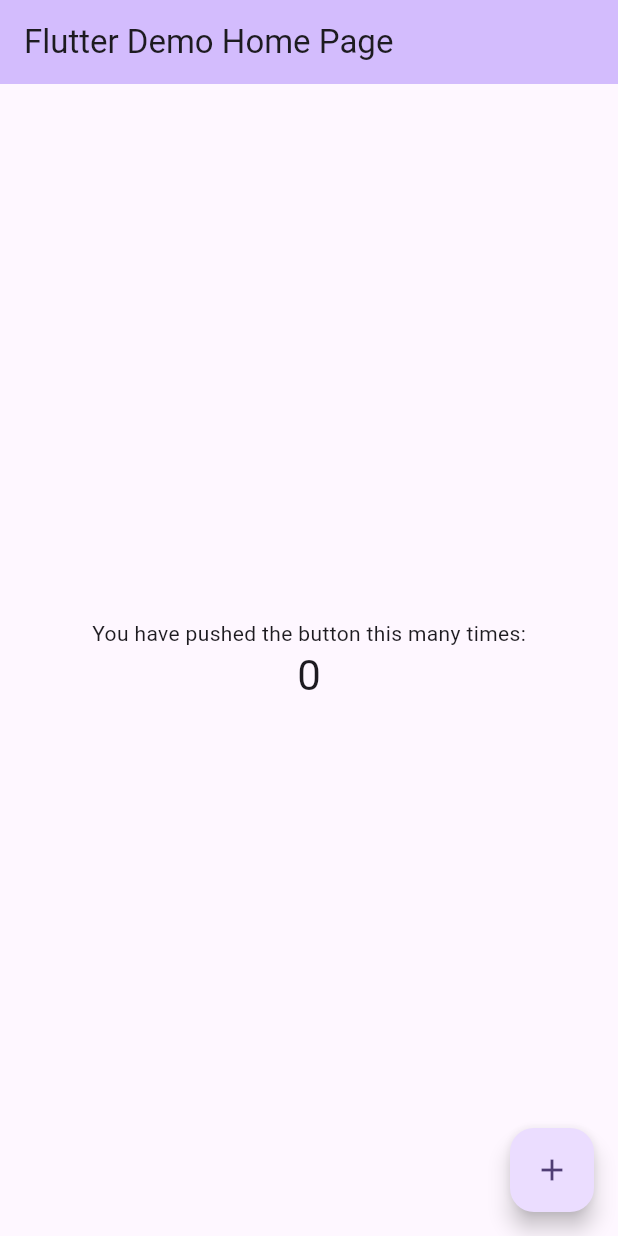
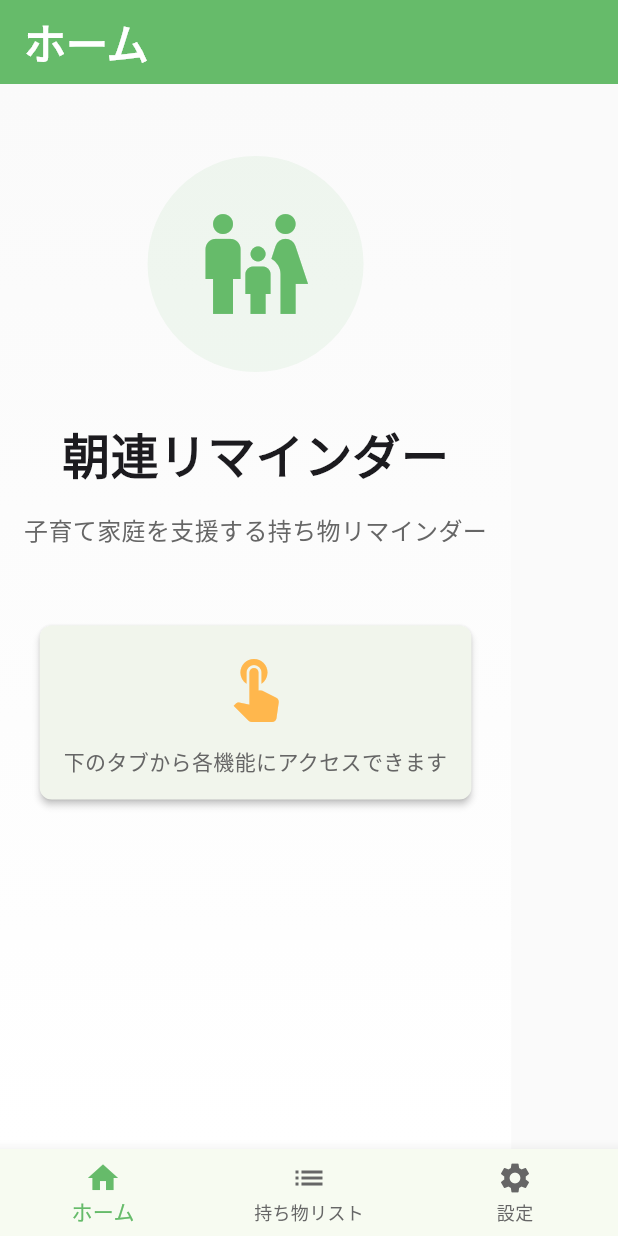
Before and after one commit to sekinet813/asaren-reminder, a Flutter app: the screen it shows after launch, on a phone screen of 412 x 824 dp. Run offline on Flutter 3.47's test engine with Material 3 defaults, Android fonts, the phone set to English and light mode, and no system bars.

Commit message:
Add pages and docs.

```diff
--- a/lib/main.dart
+++ b/lib/main.dart
@@ -1,4 +1,6 @@
 import 'package:flutter/material.dart';
+import 'screens/home_screen.dart';
+import 'utils/constants.dart';
 
 void main() {
   runApp(const MyApp());
@@ -7,116 +9,46 @@ void main() {
 class MyApp extends StatelessWidget {
   const MyApp({super.key});
 
-  // This widget is the root of your application.
   @override
   Widget build(BuildContext context) {
     return MaterialApp(
-      title: 'Flutter Demo',
+      title: AppConstants.kAppName,
       theme: ThemeData(
-        // This is the theme of your application.
-        //
-        // TRY THIS: Try running your application with "flutter run". You'll see
-        // the application has a purple toolbar. Then, without quitting the app,
-        // try changing the seedColor in the colorScheme below to Colors.green
-        // and then invoke "hot reload" (save your changes or press the "hot
-        // reload" button in a Flutter-supported IDE, or press "r" if you used
-        // the command line to start the app).
-        //
-        // Notice that the counter didn't reset back to zero; the application
-        // state is not lost during the reload. To reset the state, use hot
-        // restart instead.
-        //
-        // This works for code too, not just values: Most code changes can be
-        // tested with just a hot reload.
-        colorScheme: ColorScheme.fromSeed(seedColor: Colors.deepPurple),
+        useMaterial3: true,
+        colorScheme: ColorScheme.fromSeed(
+          seedColor: AppColors.kPrimary,
+          brightness: Brightness.light,
+        ),
+        // カスタムテーマ設定
+        primaryColor: AppColors.kPrimary,
+        scaffoldBackgroundColor: AppColors.kBackground,
+        appBarTheme: const AppBarTheme(
+          backgroundColor: AppColors.kPrimary,
+          foregroundColor: Colors.white,
+          elevation: 0,
+        ),
+        bottomNavigationBarTheme: const BottomNavigationBarThemeData(
+          selectedItemColor: AppColors.kPrimary,
+          unselectedItemColor: AppColors.kTextSecondary,
+          type: BottomNavigationBarType.fixed,
+        ),
+        cardTheme: CardThemeData(
+          elevation: AppConstants.kCardElevation,
+          shape: RoundedRectangleBorder(
+            borderRadius: BorderRadius.circular(AppConstants.kBorderRadius),
+          ),
+        ),
+        elevatedButtonTheme: ElevatedButtonThemeData(
+          style: ElevatedButton.styleFrom(
+            backgroundColor: AppColors.kPrimary,
+            foregroundColor: Colors.white,
+            shape: RoundedRectangleBorder(
+              borderRadius: BorderRadius.circular(AppConstants.kBorderRadius),
+            ),
+          ),
+        ),
       ),
-      home: const MyHomePage(title: 'Flutter Demo Home Page'),
+      home: const HomeScreen(),
     );
   }
 }
-
-class MyHomePage extends StatefulWidget {
-  const MyHomePage({super.key, required this.title});
-
-  // This widget is the home page of your application. It is stateful, meaning
-  // that it has a State object (defined below) that contains fields that affect
-  // how it looks.
-
-  // This class is the configuration for the state. It holds the values (in this
-  // case the title) provided by the parent (in this case the App widget) and
-  // used by the build method of the State. Fields in a Widget subclass are
-  // always marked "final".
-
-  final String title;
-
-  @override
-  State<MyHomePage> createState() => _MyHomePageState();
-}
-
-class _MyHomePageState extends State<MyHomePage> {
-  int _counter = 0;
-
-  void _incrementCounter() {
-    setState(() {
-      // This call to setState tells the Flutter framework that something has
-      // changed in this State, which causes it to rerun the build method below
-      // so that the display can reflect the updated values. If we changed
-      // _counter without calling setState(), then the build method would not be
-      // called again, and so nothing would appear to happen.
-      _counter++;
-    });
-  }
-
-  @override
-  Widget build(BuildContext context) {
-    // This method is rerun every time setState is called, for instance as done
-    // by the _incrementCounter method above.
-    //
-    // The Flutter framework has been optimized to make rerunning build methods
-    // fast, so that you can just rebuild anything that needs updating rather
-    // than having to individually change instances of widgets.
-    return Scaffold(
-      appBar: AppBar(
-        // TRY THIS: Try changing the color here to a specific color (to
-        // Colors.amber, perhaps?) and trigger a hot reload to see the AppBar
-        // change color while the other colors stay the same.
-        backgroundColor: Theme.of(context).colorScheme.inversePrimary,
-        // Here we take the value from the MyHomePage object that was created by
-        // the App.build method, and use it to set our appbar title.
-        title: Text(widget.title),
-      ),
-      body: Center(
-        // Center is a layout widget. It takes a single child and positions it
-        // in the middle of the parent.
-        child: Column(
-          // Column is also a layout widget. It takes a list of children and
-          // arranges them vertically. By default, it sizes itself to fit its
-          // children horizontally, and tries to be as tall as its parent.
-          //
-          // Column has various properties to control how it sizes itself and
-          // how it positions its children. Here we use mainAxisAlignment to
-          // center the children vertically; the main axis here is the vertical
-          // axis because Columns are vertical (the cross axis would be
-          // horizontal).
-          //
-          // TRY THIS: Invoke "debug painting" (choose the "Toggle Debug Paint"
-          // action in the IDE, or press "p" in the console), to see the
-          // wireframe for each widget.
-          mainAxisAlignment: MainAxisAlignment.center,
-          children: <Widget>[
-            const Text('You have pushed the button this many times:'),
-            Text(
-              '$_counter',
-              style: Theme.of(context).textTheme.headlineMedium,
-            ),
-          ],
-        ),
-      ),
-      floatingActionButton: FloatingActionButton(
-        onPressed: _incrementCounter,
-        tooltip: 'Increment',
-        child: const Icon(Icons.add),
-      ), // This trailing comma makes auto-formatting nicer for build methods.
-    );
-  }
-}
--- /dev/null
+++ b/lib/screens/home_screen.dart
@@ -0,0 +1,147 @@
+import 'package:flutter/material.dart';
+import '../utils/constants.dart';
+import 'item_list_screen.dart';
+import 'settings_screen.dart';
+
+/// アプリのメイン画面
+/// BottomNavigationBarを使って画面を切り替える
+class HomeScreen extends StatefulWidget {
+  const HomeScreen({super.key});
+
+  @override
+  State<HomeScreen> createState() => _HomeScreenState();
+}
+
+class _HomeScreenState extends State<HomeScreen> {
+  int _currentIndex = AppConstants.kHomeIndex;
+
+  // 画面のリスト
+  final List<Widget> _screens = [
+    const _HomeContent(),
+    const ItemListScreen(),
+    const SettingsScreen(),
+  ];
+
+  @override
+  Widget build(BuildContext context) {
+    return Scaffold(
+      body: _screens[_currentIndex],
+      bottomNavigationBar: BottomNavigationBar(
+        currentIndex: _currentIndex,
+        onTap: (index) {
+          setState(() {
+            _currentIndex = index;
+          });
+        },
+        items: const [
+          BottomNavigationBarItem(
+            icon: Icon(Icons.home),
+            label: AppConstants.kHomeTitle,
+          ),
+          BottomNavigationBarItem(
+            icon: Icon(Icons.list),
+            label: AppConstants.kItemListTitle,
+          ),
+          BottomNavigationBarItem(
+            icon: Icon(Icons.settings),
+            label: AppConstants.kSettingsTitle,
+          ),
+        ],
+      ),
+    );
+  }
+}
+
+/// ホーム画面のコンテンツ部分
+class _HomeContent extends StatelessWidget {
+  const _HomeContent();
+
+  @override
+  Widget build(BuildContext context) {
+    return Scaffold(
+      appBar: AppBar(
+        title: const Text(
+          AppConstants.kHomeTitle,
+          style: TextStyle(fontSize: 28, fontWeight: FontWeight.bold),
+        ),
+        backgroundColor: AppColors.kPrimary,
+        foregroundColor: Colors.white,
+      ),
+      body: Container(
+        decoration: const BoxDecoration(
+          gradient: LinearGradient(
+            begin: Alignment.topCenter,
+            end: Alignment.bottomCenter,
+            colors: [AppColors.kBackground, AppColors.kSurface],
+          ),
+        ),
+        child: Padding(
+          padding: const EdgeInsets.all(AppConstants.kDefaultPadding),
+          child: Column(
+            children: [
+              const SizedBox(height: AppConstants.kDefaultPadding * 2),
+              // メインアイコン
+              Container(
+                padding: const EdgeInsets.all(AppConstants.kDefaultPadding * 2),
+                decoration: BoxDecoration(
+                  color: AppColors.kPrimaryLight.withOpacity(0.1),
+                  shape: BoxShape.circle,
+                ),
+                child: Icon(
+                  Icons.family_restroom,
+                  size: 80,
+                  color: AppColors.kPrimary,
+                ),
+              ),
+              const SizedBox(height: AppConstants.kDefaultPadding * 2),
+
+              // アプリタイトル
+              Text(
+                '朝連リマインダー',
+                style: TextStyle(
+                  fontSize: 32,
+                  fontWeight: FontWeight.bold,
+                  color: AppColors.kTextPrimary,
+                ),
+              ),
+              const SizedBox(height: AppConstants.kDefaultPadding),
+
+              // サブタイトル
+              Text(
+                '子育て家庭を支援する持ち物リマインダー',
+                style: TextStyle(fontSize: 16, color: AppColors.kTextSecondary),
+                textAlign: TextAlign.center,
+              ),
+              const SizedBox(height: AppConstants.kDefaultPadding * 3),
+
+              // 機能説明カード
+              Card(
+                child: Padding(
+                  padding: const EdgeInsets.all(AppConstants.kDefaultPadding),
+                  child: Column(
+                    children: [
+                      Icon(
+                        Icons.touch_app,
+                        size: 48,
+                        color: AppColors.kSecondary,
+                      ),
+                      const SizedBox(height: AppConstants.kDefaultPadding),
+                      Text(
+                        '下のタブから各機能にアクセスできます',
+                        style: TextStyle(
+                          fontSize: 14,
+                          color: AppColors.kTextSecondary,
+                        ),
+                        textAlign: TextAlign.center,
+                      ),
+                    ],
+                  ),
+                ),
+              ),
+            ],
+          ),
+        ),
+      ),
+    );
+  }
+}
--- /dev/null
+++ b/lib/utils/constants.dart
@@ -0,0 +1,50 @@
+import 'package:flutter/material.dart';
+
+/// アプリ全体で使用する定数
+class AppConstants {
+  // アプリ情報
+  static const String kAppName = '朝連リマインダー';
+  static const String kAppVersion = '1.0.0';
+
+  // 画面タイトル
+  static const String kHomeTitle = 'ホーム';
+  static const String kItemListTitle = '持ち物リスト';
+  static const String kSettingsTitle = '設定';
+
+  // ナビゲーション
+  static const int kHomeIndex = 0;
+  static const int kItemListIndex = 1;
+  static const int kSettingsIndex = 2;
+
+  // UI定数
+  static const double kDefaultPadding = 16.0;
+  static const double kCardElevation = 2.0;
+  static const double kBorderRadius = 8.0;
+}
+
+/// デザイン指針に基づくカラーパレット
+class AppColors {
+  // メインカラー（優しいグリーン系）
+  static const Color kPrimaryLight = Color(0xFF81C784); // ライトグリーン
+  static const Color kPrimary = Color(0xFF66BB6A); // メイングリーン
+  static const Color kPrimaryDark = Color(0xFF4CAF50); // ダークグリーン
+
+  // アクセントカラー（温かみのあるピーチ系）
+  static const Color kSecondaryLight = Color(0xFFFFCC80); // ライトピーチ
+  static const Color kSecondary = Color(0xFFFFB74D); // メインピーチ
+  static const Color kSecondaryDark = Color(0xFFFF9800); // ダークピーチ
+
+  // 機能色
+  static const Color kSuccess = Color(0xFF66BB6A); // グリーン系の成功色
+  static const Color kWarning = Color(0xFFFFB74D); // ピーチ系の警告色
+  static const Color kError = Color(0xFFEF5350); // ソフトな赤系エラー色
+
+  // テキスト色
+  static const Color kTextPrimary = Color(0xFF1C1B1F); // ダークグレー
+  static const Color kTextSecondary = Color(0xFF666666); // グレー
+  static const Color kTextHint = Color(0xFF999999); // ライトグレー
+
+  // 背景色
+  static const Color kBackground = Color(0xFFFAFAFA); // ライトグレー
+  static const Color kSurface = Color(0xFFFFFFFF); // 白
+}
```
Also changed, not shown: lib/screens/item_list_screen.dart (added, +98 -0 lines), lib/screens/settings_screen.dart (added, +98 -0 lines), 5 other files.
